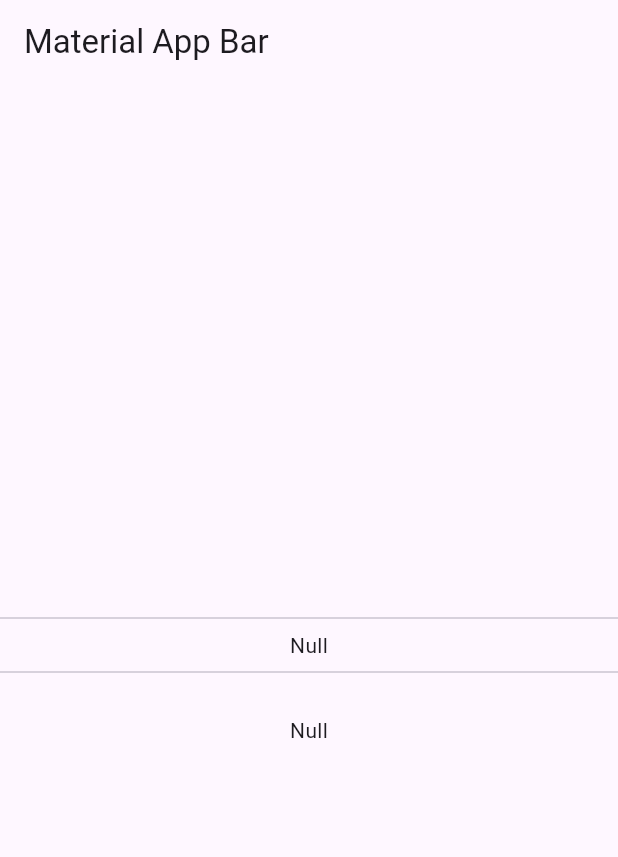
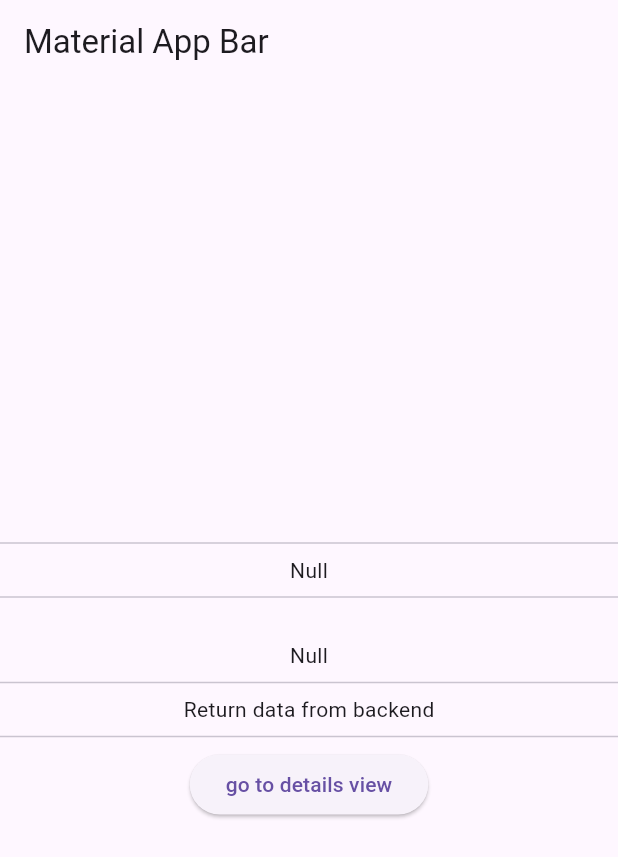
Before and after one commit to Makarov96/become-to-better-flutter-dev, a Flutter app: the screen it shows after launch, on a phone screen of 412 x 824 dp. Shown: the top 857 px of the screen. Run offline on Flutter 3.47's test engine with Material 3 defaults, Android fonts, the phone set to English and light mode, and no system bars; our stand-ins replace dartz, device_info_plus, equatable, flutter_bloc, get_it.

Commit message:
feat: free code

```diff
--- /dev/null
+++ b/lib/feature/core/exception/custom_exception.dart
@@ -0,0 +1,20 @@
+import 'package:equatable/equatable.dart';
+
+abstract class CustomException with EquatableMixin implements Exception {
+  final String error;
+  final String preffix;
+
+  const CustomException({
+    required this.error,
+    required this.preffix,
+  });
+  @override
+  List<Object?> get props => [error, preffix];
+}
+
+class NetworkError extends CustomException {
+  NetworkError({
+    required super.error,
+    required super.preffix,
+  });
+}
--- /dev/null
+++ b/lib/feature/services/param_through_screen/param_through_screen.dart
@@ -0,0 +1,8 @@
+class ParamsThroughScreen {
+  String _userName = '';
+  get userName => _userName;
+
+  set userName(value) {
+    _userName = value;
+  }
+}
--- /dev/null
+++ b/lib/feature/services/param_through_screen/params_through_screen_factory.dart
@@ -0,0 +1,8 @@
+class ParamsThroughScreenFactory {
+  String _userName = '';
+  get userName => _userName;
+
+  set userName(value) {
+    _userName = value;
+  }
+}
--- /dev/null
+++ b/lib/feature/user/domain/entity/profile_entity.dart
@@ -0,0 +1,6 @@
+class ProfileEntity {
+  final String profileName;
+  const ProfileEntity({
+    required this.profileName,
+  });
+}
--- a/lib/feature/user/domain/repository/profile_repository.dart
+++ b/lib/feature/user/domain/repository/profile_repository.dart
@@ -1,3 +1,6 @@
+import 'package:dartz/dartz.dart';
+import 'package:sample_dependecy_inversion/feature/core/exception/custom_exception.dart';
+
 abstract class ProfileRepository {
-  Future<String> getMyCustomData();
+  Future<Either<CustomException, String>> getMyCustomData();
 }
--- a/lib/feature/user/presenter/bloc/bloc/profile_bloc.dart
+++ b/lib/feature/user/presenter/bloc/bloc/profile_bloc.dart
@@ -2,6 +2,7 @@ import 'dart:async';
 import 'package:equatable/equatable.dart';
 import 'package:flutter/material.dart';
 import 'package:flutter_bloc/flutter_bloc.dart';
+import 'package:sample_dependecy_inversion/feature/core/exception/custom_exception.dart';
 import 'package:sample_dependecy_inversion/feature/user/domain/repository/profile_repository.dart';
 
 part 'profile_event.dart';
@@ -14,6 +15,16 @@ class ProfileBloc extends Bloc<ProfileEvent, ProfileState> {
   })  : _repository = repository,
         super(ProfileInitial()) {
     on<ProfileInitEvent>(_eventProfile);
+    on<GetDataFromBackendEvent>(_getDataFromBackend);
+  }
+
+  FutureOr<void> _getDataFromBackend(
+      GetDataFromBackendEvent event, Emitter<ProfileState> emit) async {
+    emit(ProfileFBLoading());
+
+    final either = await _repository.getMyCustomData();
+    either.fold((l) => emit(ProfileError(customException: l)),
+        (r) => emit(ProfileFBSuccess(userFBName: r)));
   }
 
   FutureOr<void> _eventProfile(
@@ -29,8 +40,9 @@ class ProfileBloc extends Bloc<ProfileEvent, ProfileState> {
       );
     } catch (e) {
       emit(
-        const ProfileError(
-            message: 'Error when try to call to backend', peffix: '433'),
+        ProfileError(
+            customException: NetworkError(
+                error: 'Error when try to call to backend', preffix: '433')),
       );
     }
   }
--- a/lib/feature/user/presenter/bloc/bloc/profile_event.dart
+++ b/lib/feature/user/presenter/bloc/bloc/profile_event.dart
@@ -10,3 +10,7 @@ sealed class ProfileEvent extends Equatable {
 class ProfileInitEvent extends ProfileEvent {
   const ProfileInitEvent();
 }
+
+class GetDataFromBackendEvent extends ProfileEvent {
+  const GetDataFromBackendEvent();
+}
--- a/lib/feature/user/presenter/bloc/bloc/profile_state.dart
+++ b/lib/feature/user/presenter/bloc/bloc/profile_state.dart
@@ -7,6 +7,16 @@ sealed class ProfileState extends Equatable {
   @override
   List<Object> get props => [];
 }
+
+final class ProfileFBSuccess extends ProfileState {
+  final String userFBName;
+  const ProfileFBSuccess({required this.userFBName});
+
+  @override
+  List<Object> get props => [userFBName];
+}
+
+final class ProfileFBLoading extends ProfileState {}
 
 final class ProfileInitial extends ProfileState {}
 
@@ -23,14 +33,12 @@ final class ProfileSuccess extends ProfileState {
 
 final class ProfileError extends ProfileState {
   const ProfileError({
-    required this.message,
-    required this.peffix,
+    required this.customException,
   });
-  final String message;
-  final String peffix;
+  final CustomException customException;
 
   @override
-  List<Object> get props => [message, peffix];
+  List<Object> get props => [customException];
 }
 
 extension UserHandlingState on ProfileState {
--- a/lib/feature/user/presenter/screen/screen_user.dart
+++ b/lib/feature/user/presenter/screen/screen_user.dart
@@ -1,6 +1,9 @@
 import 'package:flutter/material.dart';
 import 'package:flutter_bloc/flutter_bloc.dart';
+import 'package:sample_dependecy_inversion/feature/services/param_through_screen/param_through_screen.dart';
+import 'package:sample_dependecy_inversion/feature/services/param_through_screen/params_through_screen_factory.dart';
 import 'package:sample_dependecy_inversion/feature/user/presenter/bloc/bloc/profile_bloc.dart';
+import 'package:sample_dependecy_inversion/feature/user/presenter/screen/screen_user_detail.dart';
 import 'package:sample_dependecy_inversion/packages/device_info/device_info_bloc/device_info_bloc.dart';
 import 'package:sample_dependecy_inversion/packages/device_info/device_info_data.dart';
 import 'package:sample_dependecy_inversion/sl.dart';
@@ -14,8 +17,7 @@ class ScreenUser extends StatelessWidget {
       providers: [
         BlocProvider(
           lazy: false,
-            create: (context) =>
-                sl.get<DeviceInfoBloc>()..add(DeviceInfoCall()),
+          create: (context) => sl.get<DeviceInfoBloc>()..add(DeviceInfoCall()),
         )
       ],
       child: Scaffold(
@@ -23,7 +25,8 @@ class ScreenUser extends StatelessWidget {
           title: const Text('Material App Bar'),
         ),
         body: const _LayoutBodyScreenUser(),
-        ));
+      ),
+    );
   }
 }
 
@@ -82,6 +85,33 @@ class _LayoutBodyScreenUser extends StatelessWidget {
             builder: (context, value) {
               return Text(value);
             },
+          ),
+          const Divider(),
+          BlocBuilder<ProfileBloc, ProfileState>(
+            bloc: sl.get<ProfileBloc>()..add(const GetDataFromBackendEvent()),
+            builder: (context, state) {
+              if (state is ProfileFBSuccess) {
+                return SizedBox(
+                  child: Text(state.userFBName),
+                );
+              } else {
+                return const CircularProgressIndicator();
+              }
+            },
+          ),
+          const Divider(),
+          ElevatedButton(
+            onPressed: () {
+              print(sl.get<ParamsThroughScreen>().userName);
+              print(sl.get<ParamsThroughScreenFactory>().userName);
+              sl.get<ParamsThroughScreen>().userName = 'Steven Colocho';
+              Navigator.of(context).push(
+                MaterialPageRoute(
+                  builder: (context) => const ScreenUserDetail(),
+                ),
+              );
+            },
+            child: const Text('go to details view'),
           )
         ],
       ),
--- a/pubspec.yaml
+++ b/pubspec.yaml
@@ -38,6 +38,8 @@ dependencies:
   # The following adds the Cupertino Icons font to your application.
   # Use with the CupertinoIcons class for iOS style icons.
   cupertino_icons: ^1.0.2
+  dartz: ^0.10.1
+  http: ^1.1.0
 
 
 
```
Also changed, not shown: lib/feature/user/data/api/api_data_source.dart (+29 -3 lines), lib/feature/user/data/model/profile_model.dart (added, +32 -0 lines), lib/feature/user/presenter/screen/screen_user_detail.dart (added, +19 -0 lines), lib/sl.dart (+9 -0 lines), pubspec.lock. Lines whose indentation alone changed are shown as unchanged.
